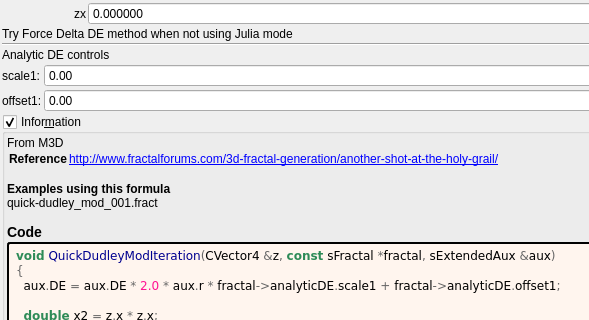
Old version of the form mandelbulber2/formula/ui/quick_dudley_mod.ui in the repository buddhi1980/mandelbulber2; both pictures show x 0 to 589 and y 130 to 450 of the 799 by 660 pixel window.
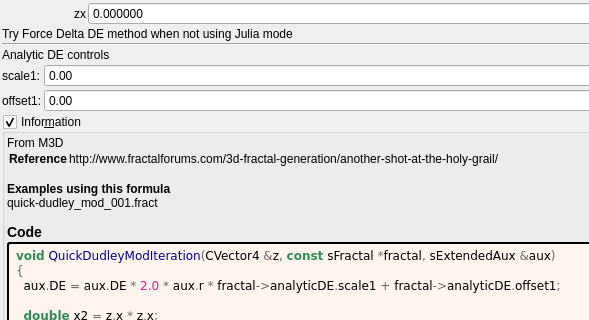
New version of the form. Custom widgets are drawn as their Qt base class.

Commit message:
docs: show fractalforums.com formula references as text
fractalforums.com is only partly online; fractalforums.org keeps a read-only
copy and the active forum. The formula information boxes now show
fractalforums.com references (and the wrapped lines that continue them) as
plain text. The links that remain are closed with </a>, which the generator
never wrote. The formula/ui files are regenerated with
tools/populate_ui_information.py.

Diff of the .ui file:
```diff
--- a/mandelbulber2/formula/ui/quick_dudley_mod.ui
+++ b/mandelbulber2/formula/ui/quick_dudley_mod.ui
@@ -396,7 +396,7 @@
        <widget class="QLabel" name="label_information_general">
         <property name="text">
          <string notr="true">&lt;p&gt;From M3D&lt;/p&gt;&lt;table&gt;
-&lt;tr&gt;&lt;th&gt;Reference&lt;/th&gt;&lt;td&gt;&lt;a href=&quot;http://www.fractalforums.com/3d-fractal-generation/another-shot-at-the-holy-grail/&quot;&gt;http://www.fractalforums.com/3d-fractal-generation/another-shot-at-the-holy-grail/&lt;br&gt;
+&lt;tr&gt;&lt;th&gt;Reference&lt;/th&gt;&lt;td&gt;http://www.fractalforums.com/3d-fractal-generation/another-shot-at-the-holy-grail/&lt;br&gt;
 &lt;/td&gt;&lt;/tr&gt;
 &lt;/table&gt;
 &lt;br&gt;&lt;b&gt;Examples using this formula&lt;/b&gt;&lt;br&gt;quick-dudley_mod_001.fract&lt;h3&gt;Code&lt;/h3&gt;</string>
```
The commit also changes 202 other files.
